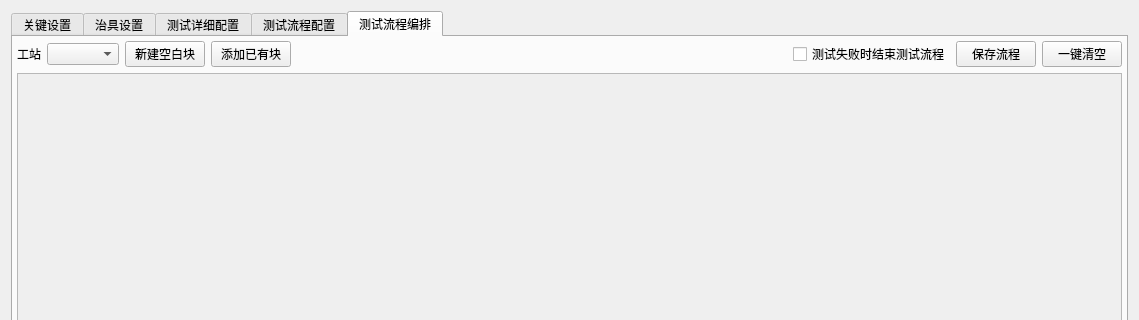
Above: platform/settings/qsetting.ui from yuhuang163/test before the change; both pictures show x 0 to 1139 and y 0 to 320 of the 1139 by 926 pixel window. Below: the same form after it.
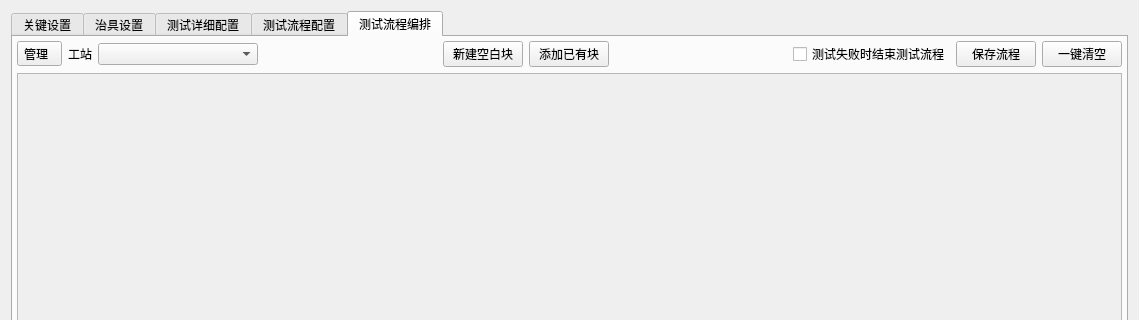
That is the form after the change.

Commit message: 调整电电量测试和页面布局

Patch:
```diff
--- a/platform/settings/qsetting.ui
+++ b/platform/settings/qsetting.ui
@@ -3608,6 +3608,19 @@
        </property>
        <item>
         <layout class="QHBoxLayout" name="horizontalLayout_testFlowToolbar">
+         <item>
+          <widget class="QToolButton" name="toolButton_testFlowStationMenu">
+           <property name="toolTip">
+            <string>新建、重命名、复制或删除工站；工站下拉框与列表项上也可右键打开本菜单</string>
+           </property>
+           <property name="text">
+            <string>管理  </string>
+           </property>
+           <property name="popupMode">
+            <enum>QToolButton::InstantPopup</enum>
+           </property>
+          </widget>
+         </item>
          <item>
           <widget class="QLabel" name="label_testFlowStation">
            <property name="text">
@@ -3616,7 +3629,27 @@
           </widget>
          </item>
          <item>
-          <widget class="QComboBox" name="comboBox_testFlowStation"/>
+          <widget class="QComboBox" name="comboBox_testFlowStation">
+           <property name="minimumSize">
+            <size>
+             <width>160</width>
+             <height>0</height>
+            </size>
+           </property>
+          </widget>
+         </item>
+         <item>
+          <spacer name="horizontalSpacer">
+           <property name="orientation">
+            <enum>Qt::Horizontal</enum>
+           </property>
+           <property name="sizeHint" stdset="0">
+            <size>
+             <width>40</width>
+             <height>20</height>
+            </size>
+           </property>
+          </spacer>
          </item>
          <item>
           <widget class="QPushButton" name="pushButton_testFlowAdd">
```
The commit also changes 6 other files.
